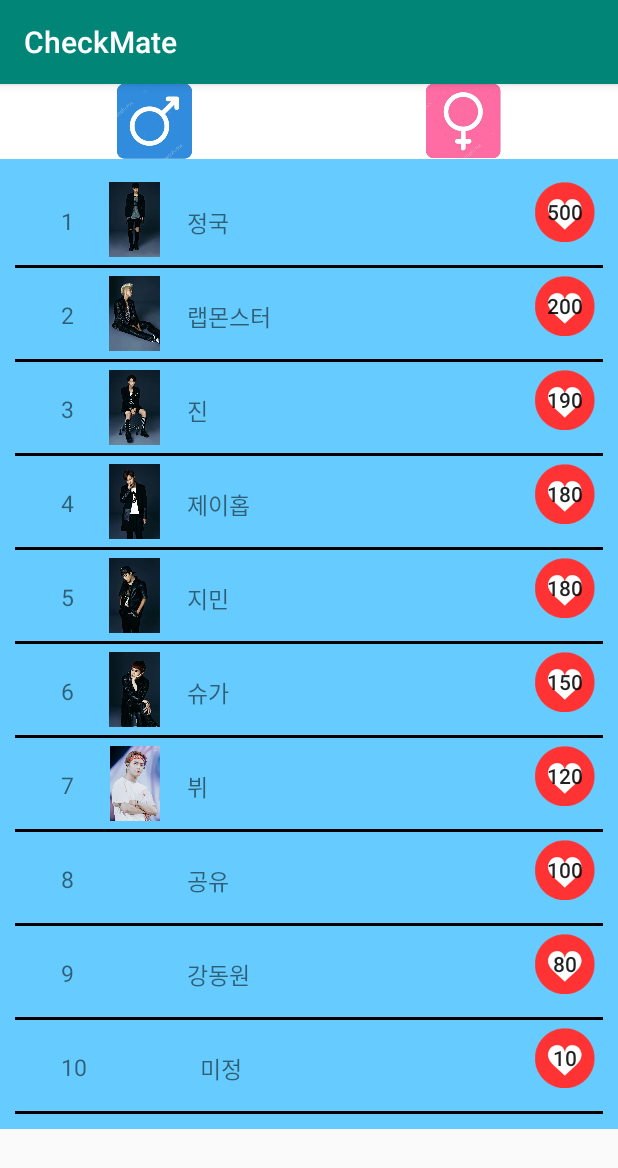
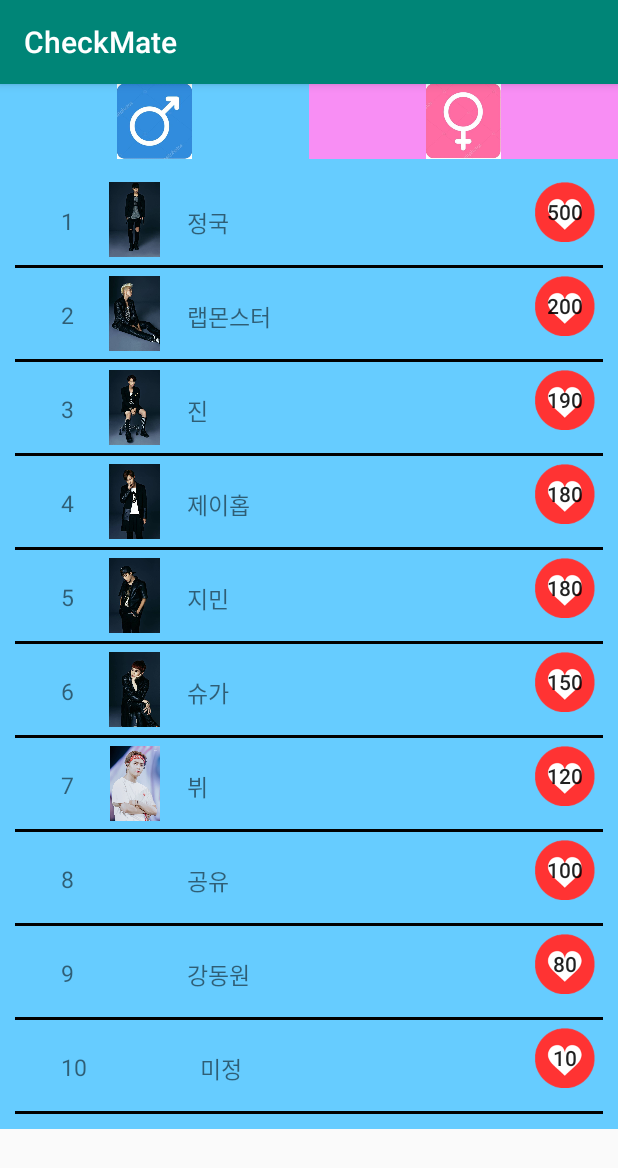
Before and after one commit to jy-it/CheckMate, an Android app: the RankingActivity screen opened directly, with no data from a screen before it, on a phone screen of 412 x 824 dp. Shown: the top 1168 px of the screen. Run offline under Robolectric (Android 15) with nearby library versions, the light colour scheme and no system bars; our stand-ins replace CircleImageView; network calls fail.

Commit message:
랭킹 해결/방 생성 제한 / 안드로이드 버전문제 해결

```diff
--- a/app/src/main/java/com/example/wlsxo/checkmate/MainActivity.java
+++ b/app/src/main/java/com/example/wlsxo/checkmate/MainActivity.java
@@ -9,11 +9,9 @@ import android.util.Base64;
 import android.util.Log;
 import android.view.View;
 import android.widget.Button;
-import android.widget.ImageView;
 import android.widget.TextView;
 
-import java.io.ByteArrayOutputStream;
-import java.net.URLEncoder;
+
 
 public class MainActivity extends AppCompatActivity {
 
--- a/app/src/main/java/com/example/wlsxo/checkmate/RankingActivity.java
+++ b/app/src/main/java/com/example/wlsxo/checkmate/RankingActivity.java
@@ -5,6 +5,7 @@ import android.support.v4.app.FragmentManager;
 import android.support.v4.app.FragmentTransaction;
 import android.support.v7.app.AppCompatActivity;
 import android.os.Bundle;
+import android.util.Log;
 import android.view.View;
 import android.widget.ImageButton;
 import android.widget.TextView;
@@ -27,13 +28,6 @@ public class RankingActivity extends AppCompatActivity implements View.OnClickLi
     protected void onCreate(Bundle savedInstanceState) {
         super.onCreate(savedInstanceState);
         setContentView(R.layout.activity_ranking);
-
-        //상단 바
-        myimg_view = (de.hdodenhof.circleimageview.CircleImageView)findViewById(R.id.indexImage);
-        myname = (TextView)findViewById(R.id.indexID);
-        myimg_view.setImageBitmap(MainActivity.userPicture);
-        myname.setText(MainActivity.userName);
-
 
         bt1 = (ImageButton) findViewById(R.id.btn_man);
         bt2 = (ImageButton) findViewById(R.id.btn_woman);
--- a/app/src/main/res/layout/activity_ranking.xml
+++ b/app/src/main/res/layout/activity_ranking.xml
@@ -16,7 +16,7 @@
             android:layout_width="0dip"
             android:layout_height="50dp"
             android:layout_weight="1"
-            android:background="@android:color/white"
+            android:background="#66CCFF"
             android:padding="0sp"
             android:scaleType="fitCenter"
             android:src="@drawable/man"
@@ -27,7 +27,7 @@
             android:layout_width="0dip"
             android:layout_height="50dp"
             android:layout_weight="1"
-            android:background="@android:color/white"
+            android:background="#F88EF4"
             android:padding="0sp"
             android:scaleType="fitCenter"
             android:src="@drawable/woman" />
```
Also changed, not shown: app/src/main/java/com/example/wlsxo/checkmate/CheckCreateRoomRequest.java (added, +24 -0 lines), app/src/main/java/com/example/wlsxo/checkmate/RoomListActivity.java (+58 -2 lines).
